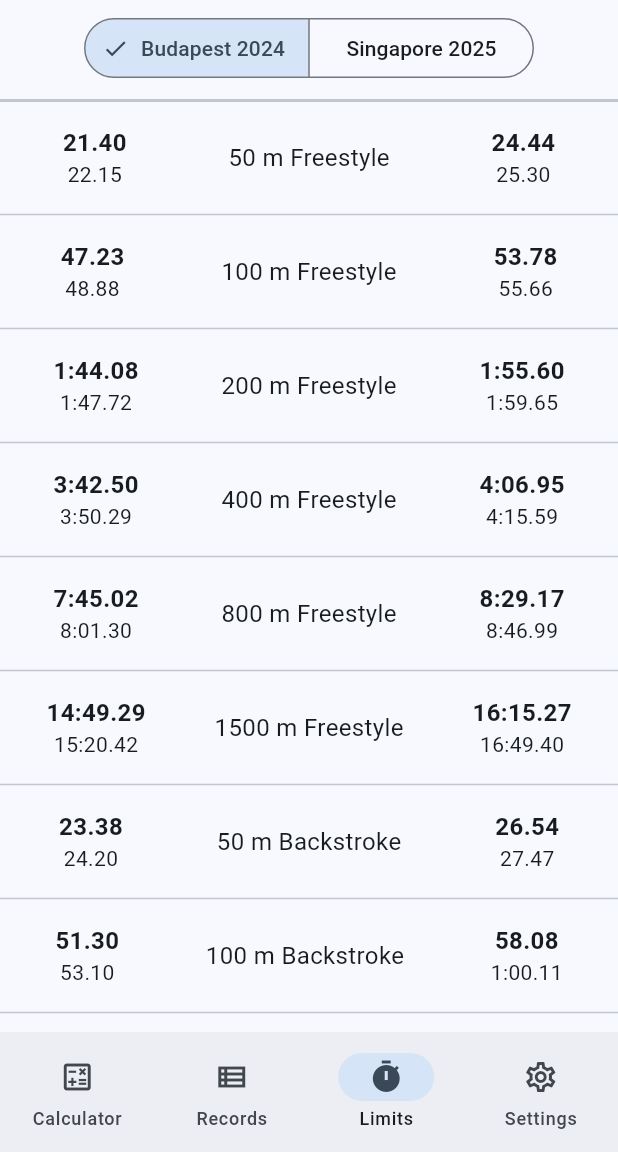
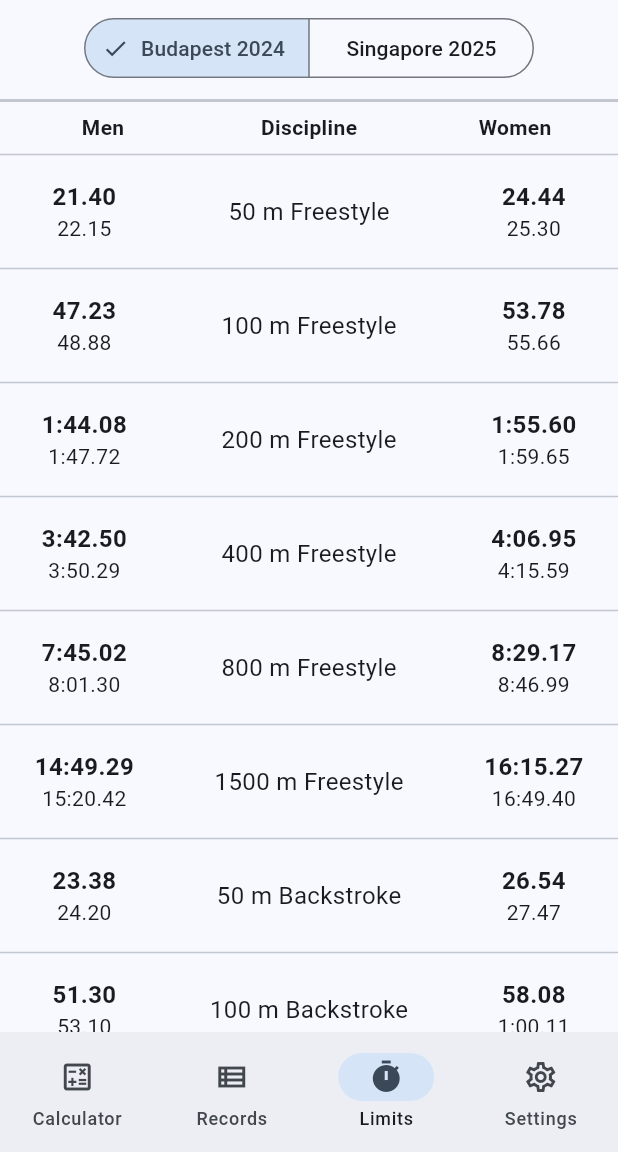
Before and after one commit to Nert53/aqua-points-calculator, a Flutter app: the screen it shows after launch, item 3 of the bottom bar chosen, on a phone screen of 412 x 824 dp, the part 84-1236 px from its top. Run offline on Flutter 3.47's test engine with Material 3 defaults, Android fonts, the phone set to English and light mode, and no system bars; our stand-ins replace flutter_linkify, flutter_svg, go_router, shared_preferences; generated files the repository leaves out were written again.

Commit message:
limit screen finished

```diff
--- a/lib/l10n/app_cs.arb
+++ b/lib/l10n/app_cs.arb
@@ -5,6 +5,7 @@
     "settings": "Nastavení",
     "length": "Vzdálenost",
     "stroke": "Způsob",
+     "discipline": "Disciplína",
     "limits": "Limity",
     "men": "Muži",
     "women": "Ženy",
--- a/lib/l10n/app_de.arb
+++ b/lib/l10n/app_de.arb
@@ -5,6 +5,7 @@
   "settings": "Einstellungen",
   "length": "Länge",
   "stroke": "Stil",
+   "discipline": "Disziplin",
   "limits": "Normzeiten",
   "men": "Männer",
   "women": "Frauen",
--- a/lib/l10n/app_en.arb
+++ b/lib/l10n/app_en.arb
@@ -5,6 +5,7 @@
   "settings": "Settings",
   "length": "Length",
   "stroke": "Stroke",
+  "discipline": "Discipline",
   "limits": "Limits",
   "men": "Men",
   "women": "Women",
--- a/lib/utils/constants.dart
+++ b/lib/utils/constants.dart
@@ -4,3 +4,5 @@
 String facebookUrl = 'https://www.facebook.com/umimplavat';
 String instagramUrl = 'https://www.instagram.com/umimplavat.cz';
 String websiteUrl = 'https://umimplavat.cz/';
+String appVersion =
+    '1.1.0'; // manual because of the problems with 'package_info_plus'
--- a/lib/view/screen/limits_screen.dart
+++ b/lib/view/screen/limits_screen.dart
@@ -2,6 +2,7 @@ import 'dart:convert';
 import 'package:fina_points_calculator/model/limit_model.dart';
 import 'package:flutter/material.dart';
 import 'package:flutter/services.dart';
+import 'package:flutter_gen/gen_l10n/app_localizations.dart';
 
 enum Competition {
   budapest2024('Budapest 2024', 2024, 'scm', 'world', 'Budapest'),
@@ -97,6 +98,30 @@ class _LimitsScreenState extends State<LimitsScreen> {
         Divider(
           thickness: 2,
         ),
+        Row(children: [
+          Expanded(
+            child: Center(
+                child: Text(AppLocalizations.of(context)!.men,
+                    style: TextStyle(fontWeight: FontWeight.bold))),
+          ),
+          Expanded(
+            child: Center(
+              child: Text(
+                AppLocalizations.of(context)!.discipline,
+                style: TextStyle(fontWeight: FontWeight.bold),
+              ),
+            ),
+          ),
+          Expanded(
+            child: Center(
+              child: Text(
+                AppLocalizations.of(context)!.women,
+                style: TextStyle(fontWeight: FontWeight.bold),
+              ),
+            ),
+          ),
+        ]),
+        Divider(),
         Expanded(
           child: FutureBuilder(
               future: _getLimits(
@@ -116,10 +141,9 @@ class _LimitsScreenState extends State<LimitsScreen> {
                         return SizedBox(
                           height: 60,
                           child: Row(
-                            mainAxisAlignment: MainAxisAlignment.spaceAround,
                             children: [
-                              Padding(
-                                padding: const EdgeInsets.only(left: 8.0),
+                              Expanded(
+                                flex: 3,
                                 child: Column(
                                   mainAxisAlignment: MainAxisAlignment.center,
                                   children: [
@@ -133,12 +157,17 @@ class _LimitsScreenState extends State<LimitsScreen> {
                                   ],
                                 ),
                               ),
-                              Text(
-                                discipline,
-                                style: TextStyle(fontSize: 16),
+                              Expanded(
+                                flex: 5,
+                                child: Center(
+                                  child: Text(
+                                    discipline,
+                                    style: TextStyle(fontSize: 16),
+                                  ),
+                                ),
                               ),
-                              Padding(
-                                padding: const EdgeInsets.only(right: 8.0),
+                              Expanded(
+                                flex: 3,
                                 child: Column(
                                   mainAxisAlignment: MainAxisAlignment.center,
                                   children: [
```
Also changed, not shown: lib/view/screen/settings_screen.dart (+13 -9 lines), 2 other files.
